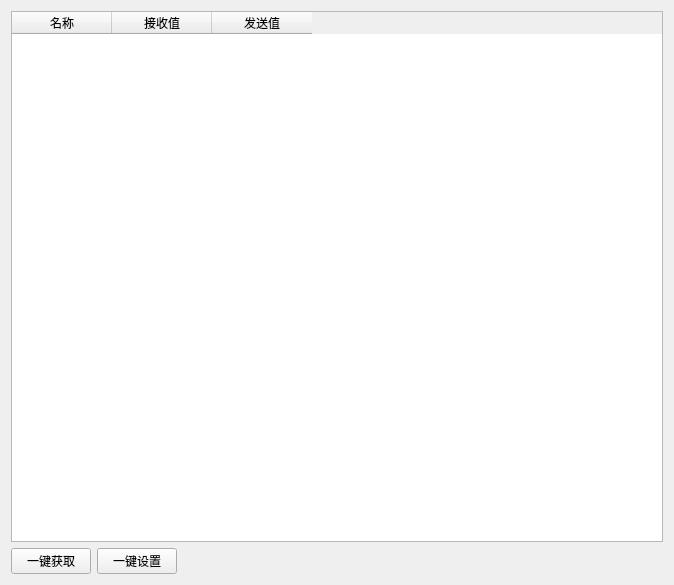
Above: page/pageparams.ui from a9876653/qt-j1939 before the change. Below: the same form after it.
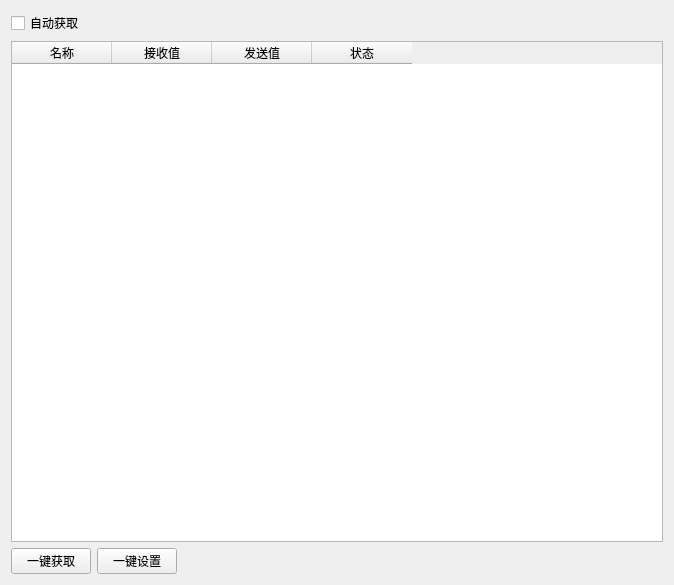
That is the form after the change.

Diff of the .ui file:
```diff
--- a/page/pageparams.ui
+++ b/page/pageparams.ui
@@ -15,6 +15,42 @@
   </property>
   <layout class="QGridLayout" name="gridLayout">
    <item row="1" column="0">
+    <widget class="QTableWidget" name="tableWidget">
+     <property name="sizePolicy">
+      <sizepolicy hsizetype="Expanding" vsizetype="Expanding">
+       <horstretch>0</horstretch>
+       <verstretch>0</verstretch>
+      </sizepolicy>
+     </property>
+     <property name="textElideMode">
+      <enum>Qt::ElideLeft</enum>
+     </property>
+     <property name="horizontalScrollMode">
+      <enum>QAbstractItemView::ScrollPerPixel</enum>
+     </property>
+     <column>
+      <property name="text">
+       <string>名称</string>
+      </property>
+     </column>
+     <column>
+      <property name="text">
+       <string>接收值</string>
+      </property>
+     </column>
+     <column>
+      <property name="text">
+       <string>发送值</string>
+      </property>
+     </column>
+     <column>
+      <property name="text">
+       <string>状态</string>
+      </property>
+     </column>
+    </widget>
+   </item>
+   <item row="2" column="0">
     <layout class="QHBoxLayout" name="horizontalLayout">
      <item>
       <widget class="QPushButton" name="requestPushButton">
@@ -46,34 +82,10 @@
     </layout>
    </item>
    <item row="0" column="0">
-    <widget class="QTableWidget" name="tableWidget">
-     <property name="sizePolicy">
-      <sizepolicy hsizetype="Expanding" vsizetype="Expanding">
-       <horstretch>0</horstretch>
-       <verstretch>0</verstretch>
-      </sizepolicy>
+    <widget class="QCheckBox" name="autoCheckBox">
+     <property name="text">
+      <string>自动获取</string>
      </property>
-     <property name="textElideMode">
-      <enum>Qt::ElideLeft</enum>
-     </property>
-     <property name="horizontalScrollMode">
-      <enum>QAbstractItemView::ScrollPerPixel</enum>
-     </property>
-     <column>
-      <property name="text">
-       <string>名称</string>
-      </property>
-     </column>
-     <column>
-      <property name="text">
-       <string>接收值</string>
-      </property>
-     </column>
-     <column>
-      <property name="text">
-       <string>发送值</string>
-      </property>
-     </column>
     </widget>
    </item>
   </layout>
```
